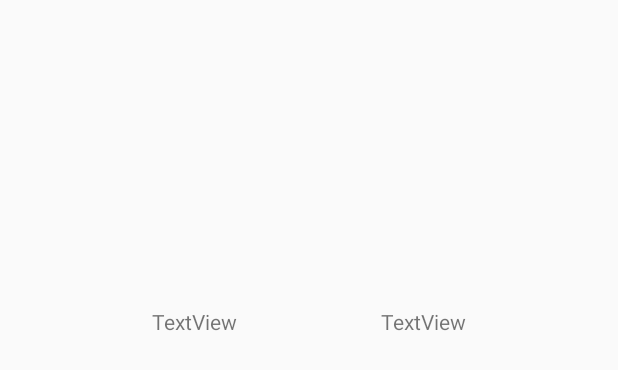
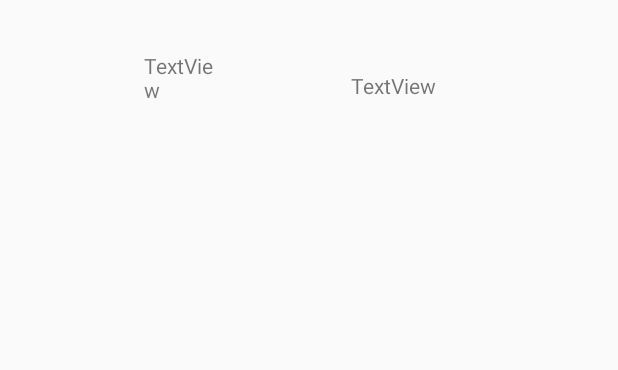
Before and after one commit to UCsongi/PlanningPokerSQLite, an Android app: the layout adapter_summary.xml on its own in the app's theme, with its tools: preview values and no code run, on a phone screen of 412 x 824 dp. Shown: the top 370 px of the screen. Run offline under Robolectric (Android 15) with nearby library versions, the phone set to English and light mode, and no system bars.

Commit message:
bunch of things

```diff
--- a/app/src/main/java/com/example/ppa/Data/DAOs/RatingDAO.java
+++ b/app/src/main/java/com/example/ppa/Data/DAOs/RatingDAO.java
@@ -8,6 +8,7 @@ import androidx.room.Dao;
 import androidx.room.Delete;
 import androidx.room.Insert;
 import androidx.room.Query;
+import androidx.room.Update;
 
 @Dao
 public interface RatingDAO {
@@ -21,11 +22,14 @@ public interface RatingDAO {
     List<Rating> getAllByUserId(int userId);
 
     @Query("SELECT * FROM rating INNER JOIN user ON rating.user_id = user.id INNER JOIN task ON rating.task_id = task.id WHERE user.id = :userId AND task.id = :taskId")
-    Rating getAllByUserIdAndTaskId(int userId, int taskId);
+    Rating getByUserIdAndTaskId(int userId, int taskId);
 
     @Insert
     void insertAll(Rating... ratings);
 
+    @Update
+    void updateAll(Rating... ratings);
+
     @Delete
     void delete(Rating rating);
 }
--- a/app/src/main/java/com/example/ppa/Data/Entities/Rating.java
+++ b/app/src/main/java/com/example/ppa/Data/Entities/Rating.java
@@ -29,4 +29,10 @@ public class Rating {
 
     @ColumnInfo(name = "rating")
     public int rating;
+
+    public Rating(int user_id, int task_id, int rating){
+        this.user_id = user_id;
+        this.task_id = task_id;
+        this.rating = rating;
+    }
 }
--- a/app/src/main/java/com/example/ppa/Data/Entities/User.java
+++ b/app/src/main/java/com/example/ppa/Data/Entities/User.java
@@ -6,7 +6,7 @@ import androidx.room.PrimaryKey;
 
 @Entity
 public class User {
-    @PrimaryKey
+    @PrimaryKey(autoGenerate = true)
     public int id;
 
     @ColumnInfo(name = "first_name")
--- a/app/src/main/java/com/example/ppa/Fragments/LoginFragment.java
+++ b/app/src/main/java/com/example/ppa/Fragments/LoginFragment.java
@@ -6,6 +6,7 @@ import android.os.Bundle;
 
 import androidx.fragment.app.Fragment;
 
+import android.util.Log;
 import android.view.LayoutInflater;
 import android.view.View;
 import android.view.ViewGroup;
--- a/app/src/main/res/layout/adapter_summary.xml
+++ b/app/src/main/res/layout/adapter_summary.xml
@@ -1,26 +1,26 @@
 <?xml version="1.0" encoding="utf-8"?>
 <RelativeLayout xmlns:android="http://schemas.android.com/apk/res/android"
-    android:layout_width="match_parent" android:layout_height="match_parent">
+    android:layout_width="match_parent" android:layout_height="100dp">
 
     <TextView
         android:id="@+id/rating"
         android:layout_width="wrap_content"
         android:layout_height="wrap_content"
-        android:layout_alignParentBottom="true"
+        android:layout_alignParentTop="true"
         android:layout_alignParentEnd="true"
-        android:layout_marginBottom="600dp"
-        android:layout_marginEnd="101dp"
+        android:layout_marginTop="47dp"
+        android:layout_marginEnd="121dp"
         android:text="TextView" />
 
     <TextView
         android:id="@+id/task"
         android:layout_width="66dp"
         android:layout_height="wrap_content"
-        android:layout_alignParentBottom="true"
         android:layout_alignParentStart="true"
-        android:layout_marginBottom="600dp"
-        android:layout_marginEnd="85dp"
-        android:layout_marginStart="101dp"
+        android:layout_alignParentTop="true"
+        android:layout_marginStart="96dp"
+        android:layout_marginTop="34dp"
+        android:layout_marginEnd="91dp"
         android:layout_toStartOf="@+id/rating"
         android:text="TextView" />
 </RelativeLayout>
```
Also changed, not shown: app/src/main/java/com/example/ppa/Adapters/SummaryAdapter.java (+6 -8 lines), app/src/main/java/com/example/ppa/Adapters/TaskRaterAdapter.java (+7 -5 lines), app/src/main/java/com/example/ppa/Data/Entities/Task.java (+6 -1 lines), app/src/main/java/com/example/ppa/Data/PPADatabase.java (+26 -2 lines), app/src/main/java/com/example/ppa/Fragments/RateTasksFragment.java (+37 -9 lines), app/src/main/java/com/example/ppa/Fragments/SummaryFragment.java (+1 -6 lines), app/src/main/res/layout/adapter_rate_task.xml (+7 -7 lines), app/src/main/res/layout/fragment_rate_tasks.xml (+7 -5 lines), app/src/main/res/layout/fragment_summary.xml (+4 -4 lines).
